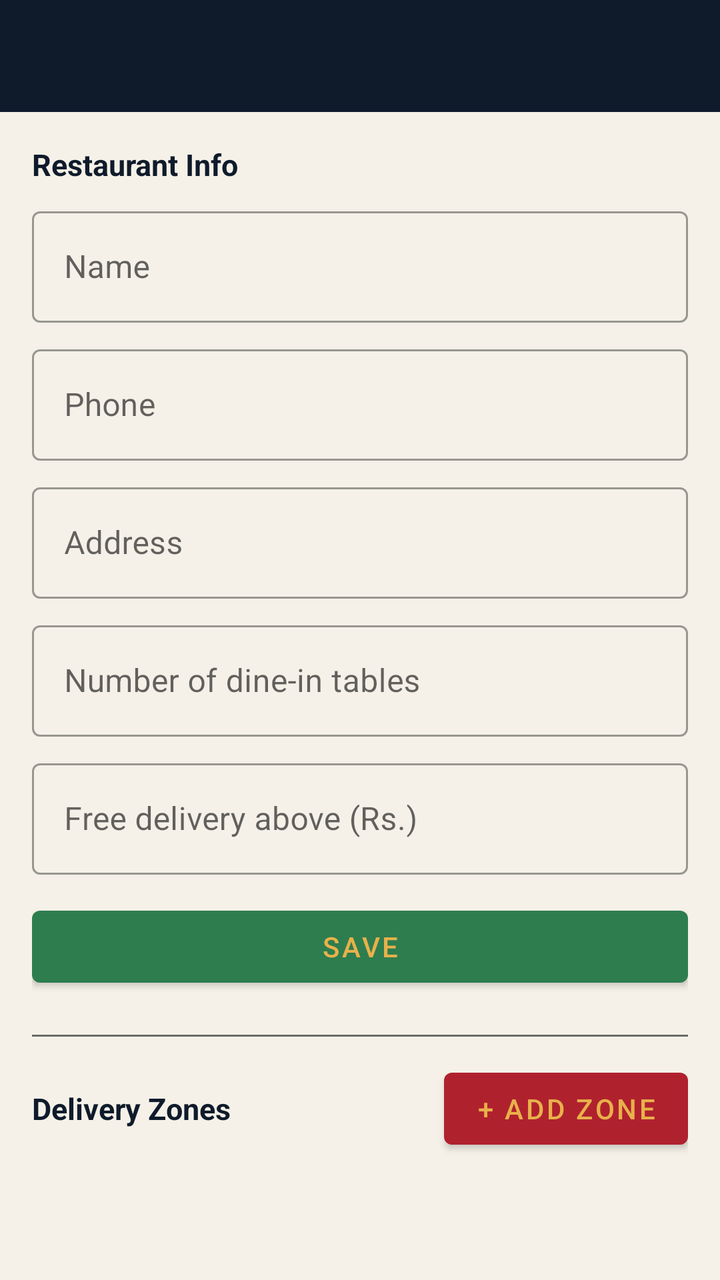
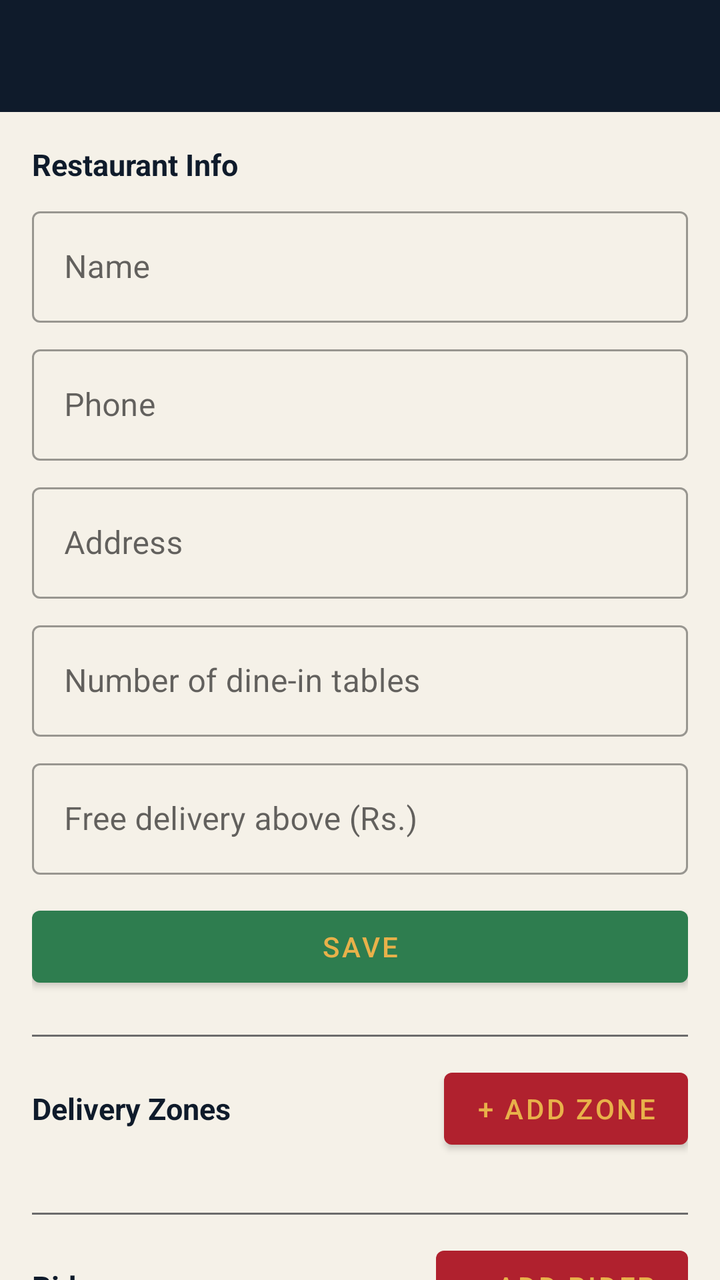

Two renders of the same Android screen: before a commit and after it. Below are the layout's source before the change and the commit's diff.
<!-- AndroidManifest.xml: application theme Theme.PizzaCafe -->
<!-- res/layout/activity_settings.xml -->
<?xml version="1.0" encoding="utf-8"?>
<LinearLayout xmlns:android="http://schemas.android.com/apk/res/android"
    xmlns:app="http://schemas.android.com/apk/res-auto"
    android:layout_width="match_parent"
    android:layout_height="match_parent"
    android:orientation="vertical"
    android:background="@color/light_bg">

    <androidx.appcompat.widget.Toolbar
        android:id="@+id/toolbar"
        android:layout_width="match_parent"
        android:layout_height="?attr/actionBarSize"
        android:background="@color/navy"
        android:titleTextColor="@color/gold"
        android:title="Settings"/>

    <androidx.core.widget.NestedScrollView
        android:layout_width="match_parent"
        android:layout_height="0dp"
        android:layout_weight="1">

        <LinearLayout
            android:layout_width="match_parent"
            android:layout_height="wrap_content"
            android:orientation="vertical"
            android:padding="16dp">

            <TextView
                android:layout_width="wrap_content"
                android:layout_height="wrap_content"
                android:text="Restaurant Info"
                android:textStyle="bold"
                android:textSize="15sp"
                android:textColor="@color/navy"/>

            <com.google.android.material.textfield.TextInputLayout
                style="@style/Widget.MaterialComponents.TextInputLayout.OutlinedBox"
                android:layout_width="match_parent"
                android:layout_height="wrap_content"
                android:layout_marginTop="8dp"
                android:hint="Name">
                <com.google.android.material.textfield.TextInputEditText
                    android:id="@+id/etName"
                    android:layout_width="match_parent"
                    android:layout_height="wrap_content"/>
            </com.google.android.material.textfield.TextInputLayout>

            <com.google.android.material.textfield.TextInputLayout
                style="@style/Widget.MaterialComponents.TextInputLayout.OutlinedBox"
                android:layout_width="match_parent"
                android:layout_height="wrap_content"
                android:layout_marginTop="8dp"
                android:hint="Phone">
                <com.google.android.material.textfield.TextInputEditText
                    android:id="@+id/etPhone"
                    android:layout_width="match_parent"
                    android:layout_height="wrap_content"/>
            </com.google.android.material.textfield.TextInputLayout>

            <com.google.android.material.textfield.TextInputLayout
                style="@style/Widget.MaterialComponents.TextInputLayout.OutlinedBox"
                android:layout_width="match_parent"
                android:layout_height="wrap_content"
                android:layout_marginTop="8dp"
                android:hint="Address">
                <com.google.android.material.textfield.TextInputEditText
                    android:id="@+id/etAddress"
                    android:layout_width="match_parent"
                    android:layout_height="wrap_content"/>
            </com.google.android.material.textfield.TextInputLayout>

            <com.google.android.material.textfield.TextInputLayout
                style="@style/Widget.MaterialComponents.TextInputLayout.OutlinedBox"
                android:layout_width="match_parent"
                android:layout_height="wrap_content"
                android:layout_marginTop="8dp"
                android:hint="Number of dine-in tables">
                <com.google.android.material.textfield.TextInputEditText
                    android:id="@+id/etTableCount"
                    android:layout_width="match_parent"
                    android:layout_height="wrap_content"
                    android:inputType="number"/>
            </com.google.android.material.textfield.TextInputLayout>

            <com.google.android.material.textfield.TextInputLayout
                style="@style/Widget.MaterialComponents.TextInputLayout.OutlinedBox"
                android:layout_width="match_parent"
                android:layout_height="wrap_content"
                android:layout_marginTop="8dp"
                android:hint="Free delivery above (Rs.)">
                <com.google.android.material.textfield.TextInputEditText
                    android:id="@+id/etThreshold"
                    android:layout_width="match_parent"
                    android:layout_height="wrap_content"
                    android:inputType="numberDecimal"/>
            </com.google.android.material.textfield.TextInputLayout>

            <com.google.android.material.button.MaterialButton
                android:id="@+id/btnSaveInfo"
                android:layout_width="match_parent"
                android:layout_height="wrap_content"
                android:layout_marginTop="12dp"
                android:text="Save"
                app:backgroundTint="@color/cafe_green"/>

            <View
                android:layout_width="match_parent"
                android:layout_height="1dp"
                android:background="@color/text_muted"
                android:layout_marginTop="20dp"
                android:layout_marginBottom="12dp"/>

            <LinearLayout
                android:layout_width="match_parent"
                android:layout_height="wrap_content"
                android:orientation="horizontal"
                android:gravity="center_vertical">

                <TextView
                    android:layout_width="0dp"
                    android:layout_height="wrap_content"
                    android:layout_weight="1"
                    android:text="Delivery Zones"
                    android:textStyle="bold"
                    android:textSize="15sp"
                    android:textColor="@color/navy"/>

                <com.google.android.material.button.MaterialButton
                    android:id="@+id/btnAddZone"
                    android:layout_width="wrap_content"
                    android:layout_height="wrap_content"
                    android:text="+ Add Zone"
                    app:backgroundTint="@color/cafe_red"/>
            </LinearLayout>

            <androidx.recyclerview.widget.RecyclerView
                android:id="@+id/rvZones"
                android:layout_width="match_parent"
                android:layout_height="wrap_content"
                android:layout_marginTop="8dp"
                android:nestedScrollingEnabled="false"/>

        </LinearLayout>
    </androidx.core.widget.NestedScrollView>
</LinearLayout>
<!-- resources referenced by this layout -->
<resources>
  <color name="cafe_green">#2E7D4F</color>
  <color name="cafe_red">#B0212E</color>
  <color name="gold">#E8B14A</color>
  <color name="light_bg">#F5F1E8</color>
  <color name="navy">#0F1B2B</color>
  <color name="text_muted">#6B6B6B</color>
  <style name="Theme.PizzaCafe" parent="Theme.MaterialComponents.DayNight.NoActionBar">
          <item name="colorPrimary">@color/navy</item>
          <item name="colorPrimaryVariant">@color/navy_dark</item>
          <item name="colorOnPrimary">@color/gold</item>
          <item name="colorSecondary">@color/cafe_red</item>
          <item name="colorSecondaryVariant">@color/cafe_red</item>
          <item name="colorOnSecondary">@color/white</item>
          <item name="android:windowBackground">@color/light_bg</item>
          <item name="android:statusBarColor">@color/navy_dark</item>
      </style>
  <color name="navy_dark">#0A1420</color>
  <color name="white">#FFFFFF</color>
</resources>

<!-- the commit's change to res/layout/activity_settings.xml (unified diff, before → after) -->
@@ -140,6 +140,80 @@
                 android:layout_marginTop="8dp"
                 android:nestedScrollingEnabled="false"/>
 
+            <View
+                android:layout_width="match_parent"
+                android:layout_height="1dp"
+                android:background="@color/text_muted"
+                android:layout_marginTop="20dp"
+                android:layout_marginBottom="12dp"/>
+
+            <LinearLayout
+                android:layout_width="match_parent"
+                android:layout_height="wrap_content"
+                android:orientation="horizontal"
+                android:gravity="center_vertical">
+
+                <TextView
+                    android:layout_width="0dp"
+                    android:layout_height="wrap_content"
+                    android:layout_weight="1"
+                    android:text="Riders"
+                    android:textStyle="bold"
+                    android:textSize="15sp"
+                    android:textColor="@color/navy"/>
+
+                <com.google.android.material.button.MaterialButton
+                    android:id="@+id/btnAddRider"
+                    android:layout_width="wrap_content"
+                    android:layout_height="wrap_content"
+                    android:text="+ Add Rider"
+                    app:backgroundTint="@color/cafe_red"/>
+            </LinearLayout>
+
+            <androidx.recyclerview.widget.RecyclerView
+                android:id="@+id/rvRiders"
+                android:layout_width="match_parent"
+                android:layout_height="wrap_content"
+                android:layout_marginTop="8dp"
+                android:nestedScrollingEnabled="false"/>
+
+            <View
+                android:layout_width="match_parent"
+                android:layout_height="1dp"
+                android:background="@color/text_muted"
+                android:layout_marginTop="20dp"
+                android:layout_marginBottom="12dp"/>
+
+            <LinearLayout
+                android:layout_width="match_parent"
+                android:layout_height="wrap_content"
+                android:orientation="horizontal"
+                android:gravity="center_vertical">
+
+                <TextView
+                    android:layout_width="0dp"
+                    android:layout_height="wrap_content"
+                    android:layout_weight="1"
+                    android:text="Waiters"
+                    android:textStyle="bold"
+                    android:textSize="15sp"
+                    android:textColor="@color/navy"/>
+
+                <com.google.android.material.button.MaterialButton
+                    android:id="@+id/btnAddWaiter"
+                    android:layout_width="wrap_content"
+                    android:layout_height="wrap_content"
+                    android:text="+ Add Waiter"
+                    app:backgroundTint="@color/cafe_red"/>
+            </LinearLayout>
+
+            <androidx.recyclerview.widget.RecyclerView
+                android:id="@+id/rvWaiters"
+                android:layout_width="match_parent"
+                android:layout_height="wrap_content"
+                android:layout_marginTop="8dp"
+                android:nestedScrollingEnabled="false"/>
+
         </LinearLayout>
     </androidx.core.widget.NestedScrollView>
 </LinearLayout>
